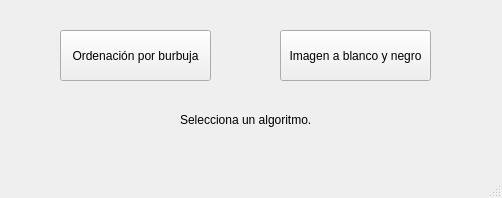
Before: the Qt Designer form practica3/menu.ui in ValentinUnileon/practica3Arco, drawn with Qt 5.
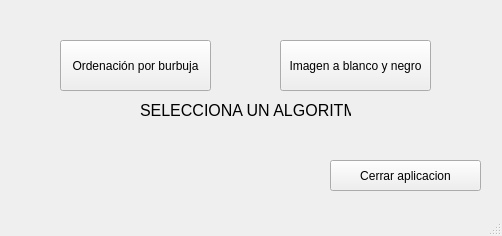
After: the same form once the commit is applied.

Patch:
```diff
--- a/practica3/menu.ui
+++ b/practica3/menu.ui
@@ -7,7 +7,7 @@
     <x>0</x>
     <y>0</y>
     <width>502</width>
-    <height>198</height>
+    <height>236</height>
    </rect>
   </property>
   <property name="windowTitle">
@@ -18,7 +18,7 @@
     <property name="geometry">
      <rect>
       <x>60</x>
-      <y>30</y>
+      <y>40</y>
       <width>151</width>
       <height>51</height>
      </rect>
@@ -31,7 +31,7 @@
     <property name="geometry">
      <rect>
       <x>280</x>
-      <y>30</y>
+      <y>40</y>
       <width>151</width>
       <height>51</height>
      </rect>
@@ -43,14 +43,32 @@
    <widget class="QLabel" name="label">
     <property name="geometry">
      <rect>
-      <x>180</x>
-      <y>110</y>
-      <width>161</width>
+      <x>140</x>
+      <y>100</y>
+      <width>211</width>
       <height>20</height>
      </rect>
     </property>
+    <property name="font">
+     <font>
+      <pointsize>12</pointsize>
+     </font>
+    </property>
     <property name="text">
-     <string>Selecciona un algoritmo.</string>
+     <string>SELECCIONA UN ALGORITMO</string>
+    </property>
+   </widget>
+   <widget class="QPushButton" name="botonCerrar">
+    <property name="geometry">
+     <rect>
+      <x>330</x>
+      <y>160</y>
+      <width>151</width>
+      <height>31</height>
+     </rect>
+    </property>
+    <property name="text">
+     <string>Cerrar aplicacion</string>
     </property>
    </widget>
   </widget>
```
Left out of the diff: 6 changed lines with no effect on the pictures.
